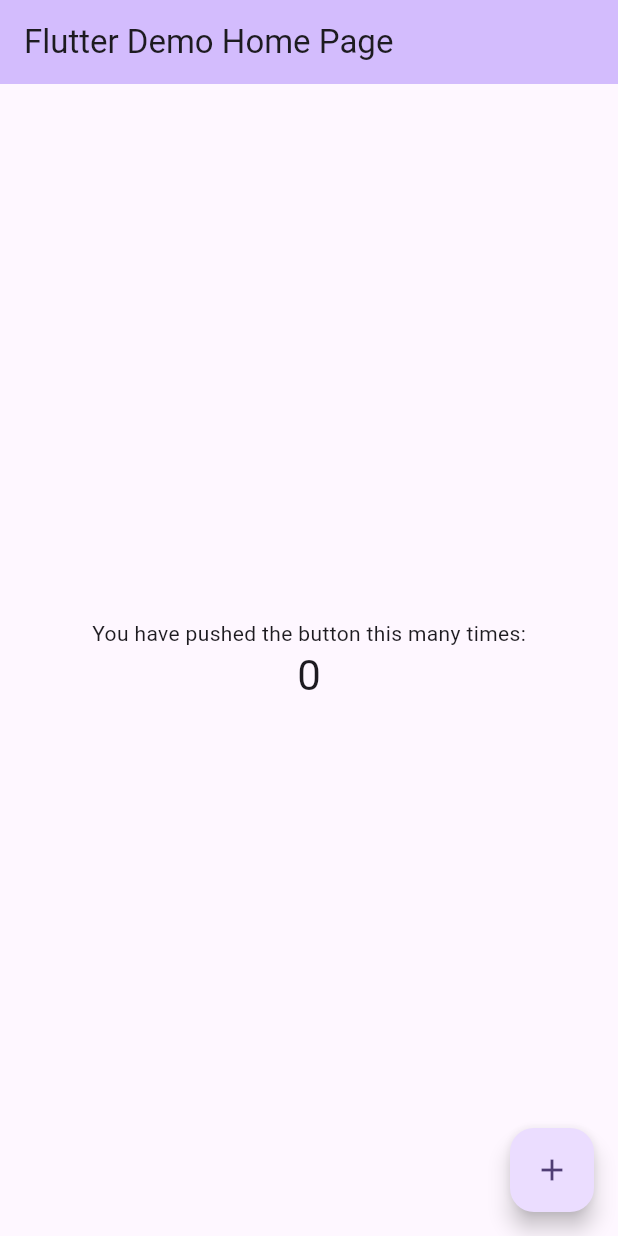
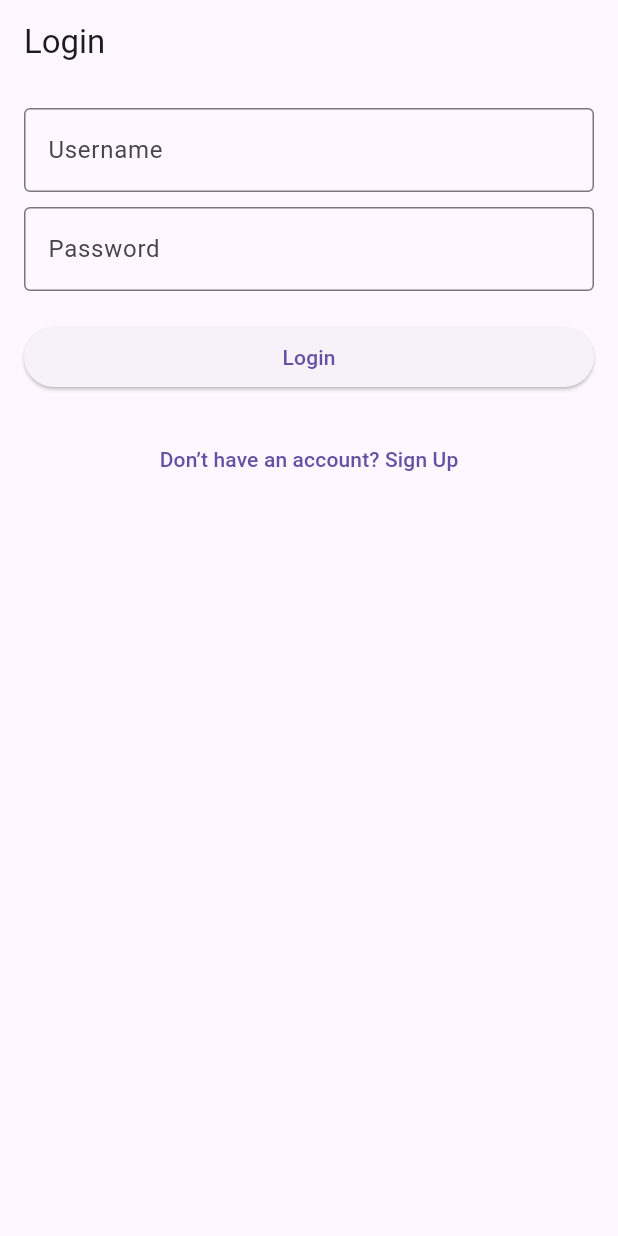
Before and after one commit to saatvik55/Cherizz-App, a Flutter app: the screen it shows after launch, on a phone screen of 412 x 824 dp. Run offline on Flutter 3.47's test engine with Material 3 defaults, Android fonts, the phone set to English and light mode, and no system bars; our stand-ins replace shared_preferences.

Commit message:
added login , home screens and helpers

```diff
--- a/client/lib/main.dart
+++ b/client/lib/main.dart
@@ -1,125 +1,30 @@
+import 'package:client/screens/home_screen.dart';
+import 'package:client/screens/login_screen.dart';
+import 'package:client/utils/storage_helper.dart';
 import 'package:flutter/material.dart';
 
 void main() {
-  runApp(const MyApp());
+  runApp(MyApp());
 }
 
 class MyApp extends StatelessWidget {
-  const MyApp({super.key});
-
-  // This widget is the root of your application.
   @override
   Widget build(BuildContext context) {
     return MaterialApp(
-      title: 'Flutter Demo',
-      theme: ThemeData(
-        // This is the theme of your application.
-        //
-        // TRY THIS: Try running your application with "flutter run". You'll see
-        // the application has a purple toolbar. Then, without quitting the app,
-        // try changing the seedColor in the colorScheme below to Colors.green
-        // and then invoke "hot reload" (save your changes or press the "hot
-        // reload" button in a Flutter-supported IDE, or press "r" if you used
-        // the command line to start the app).
-        //
-        // Notice that the counter didn't reset back to zero; the application
-        // state is not lost during the reload. To reset the state, use hot
-        // restart instead.
-        //
-        // This works for code too, not just values: Most code changes can be
-        // tested with just a hot reload.
-        colorScheme: ColorScheme.fromSeed(seedColor: Colors.deepPurple),
-        useMaterial3: true,
+      title: 'Gratitude Photo Diary',
+      theme: ThemeData(primarySwatch: Colors.blue),
+      home: FutureBuilder<String?>(
+        future: StorageHelper.getToken(),
+        builder: (context, snapshot) {
+          if (snapshot.connectionState == ConnectionState.waiting) {
+            return CircularProgressIndicator();
+          } else if (snapshot.data != null) {
+            return HomeScreen();
+          } else {
+            return LoginScreen();
+          }
+        },
       ),
-      home: const MyHomePage(title: 'Flutter Demo Home Page'),
     );
   }
 }
-
-class MyHomePage extends StatefulWidget {
-  const MyHomePage({super.key, required this.title});
-
-  // This widget is the home page of your application. It is stateful, meaning
-  // that it has a State object (defined below) that contains fields that affect
-  // how it looks.
-
-  // This class is the configuration for the state. It holds the values (in this
-  // case the title) provided by the parent (in this case the App widget) and
-  // used by the build method of the State. Fields in a Widget subclass are
-  // always marked "final".
-
-  final String title;
-
-  @override
-  State<MyHomePage> createState() => _MyHomePageState();
-}
-
-class _MyHomePageState extends State<MyHomePage> {
-  int _counter = 0;
-
-  void _incrementCounter() {
-    setState(() {
-      // This call to setState tells the Flutter framework that something has
-      // changed in this State, which causes it to rerun the build method below
-      // so that the display can reflect the updated values. If we changed
-      // _counter without calling setState(), then the build method would not be
-      // called again, and so nothing would appear to happen.
-      _counter++;
-    });
-  }
-
-  @override
-  Widget build(BuildContext context) {
-    // This method is rerun every time setState is called, for instance as done
-    // by the _incrementCounter method above.
-    //
-    // The Flutter framework has been optimized to make rerunning build methods
-    // fast, so that you can just rebuild anything that needs updating rather
-    // than having to individually change instances of widgets.
-    return Scaffold(
-      appBar: AppBar(
-        // TRY THIS: Try changing the color here to a specific color (to
-        // Colors.amber, perhaps?) and trigger a hot reload to see the AppBar
-        // change color while the other colors stay the same.
-        backgroundColor: Theme.of(context).colorScheme.inversePrimary,
-        // Here we take the value from the MyHomePage object that was created by
-        // the App.build method, and use it to set our appbar title.
-        title: Text(widget.title),
-      ),
-      body: Center(
-        // Center is a layout widget. It takes a single child and positions it
-        // in the middle of the parent.
-        child: Column(
-          // Column is also a layout widget. It takes a list of children and
-          // arranges them vertically. By default, it sizes itself to fit its
-          // children horizontally, and tries to be as tall as its parent.
-          //
-          // Column has various properties to control how it sizes itself and
-          // how it positions its children. Here we use mainAxisAlignment to
-          // center the children vertically; the main axis here is the vertical
-          // axis because Columns are vertical (the cross axis would be
-          // horizontal).
-          //
-          // TRY THIS: Invoke "debug painting" (choose the "Toggle Debug Paint"
-          // action in the IDE, or press "p" in the console), to see the
-          // wireframe for each widget.
-          mainAxisAlignment: MainAxisAlignment.center,
-          children: <Widget>[
-            const Text(
-              'You have pushed the button this many times:',
-            ),
-            Text(
-              '$_counter',
-              style: Theme.of(context).textTheme.headlineMedium,
-            ),
-          ],
-        ),
-      ),
-      floatingActionButton: FloatingActionButton(
-        onPressed: _incrementCounter,
-        tooltip: 'Increment',
-        child: const Icon(Icons.add),
-      ), // This trailing comma makes auto-formatting nicer for build methods.
-    );
-  }
-}
--- /dev/null
+++ b/client/lib/screens/login_screen.dart
@@ -0,0 +1,130 @@
+import 'package:client/screens/signup_screen.dart';
+import 'package:flutter/material.dart';
+import '../services/auth_service.dart';
+import 'home_screen.dart';
+
+class LoginScreen extends StatefulWidget {
+  const LoginScreen({super.key});
+
+  @override
+  _LoginScreenState createState() => _LoginScreenState();
+}
+
+class _LoginScreenState extends State<LoginScreen> {
+  final TextEditingController _usernameController = TextEditingController();
+  final TextEditingController _passwordController = TextEditingController();
+  final GlobalKey<FormState> _formKey = GlobalKey<FormState>();
+  bool _isLoading = false;
+
+  @override
+  void dispose() {
+    // Dispose controllers to free resources
+    _usernameController.dispose();
+    _passwordController.dispose();
+    super.dispose();
+  }
+
+  Future<void> _login() async {
+    if (!_formKey.currentState!.validate()) {
+      return; // Return early if form validation fails
+    }
+
+    setState(() {
+      _isLoading = true;
+    });
+
+    try {
+      String token = await AuthService.login(
+        _usernameController.text,
+        _passwordController.text,
+      );
+
+      // Navigate to HomeScreen on success
+      Navigator.pushReplacement(
+        context,
+        MaterialPageRoute(builder: (context) => HomeScreen()),
+      );
+    } catch (e) {
+      // Show a snackbar for errors
+      WidgetsBinding.instance.addPostFrameCallback((_) {
+        ScaffoldMessenger.of(context).showSnackBar(
+          SnackBar(content: Text('Login failed: ${e.toString()}')),
+        );
+      });
+    } finally {
+      setState(() {
+        _isLoading = false;
+      });
+    }
+  }
+
+  @override
+  Widget build(BuildContext context) {
+    return Scaffold(
+      appBar: AppBar(
+        title: const Text('Login'),
+      ),
+      body: Padding(
+        padding: const EdgeInsets.all(16.0),
+        child: Form(
+          key: _formKey,
+          child: Column(
+            crossAxisAlignment: CrossAxisAlignment.stretch,
+            children: [
+              TextFormField(
+                controller: _usernameController,
+                decoration: const InputDecoration(
+                  labelText: 'Username',
+                  border: OutlineInputBorder(),
+                ),
+                validator: (value) {
+                  if (value == null || value.trim().isEmpty) {
+                    return 'Username is required.';
+                  }
+                  return null;
+                },
+              ),
+              const SizedBox(height: 10),
+              TextFormField(
+                controller: _passwordController,
+                decoration: const InputDecoration(
+                  labelText: 'Password',
+                  border: OutlineInputBorder(),
+                ),
+                obscureText: true,
+                validator: (value) {
+                  if (value == null || value.trim().isEmpty) {
+                    return 'Password is required.';
+                  }
+                  return null;
+                },
+              ),
+              const SizedBox(height: 20),
+              ElevatedButton(
+                onPressed: _isLoading ? null : _login,
+                child: _isLoading
+                    ? const CircularProgressIndicator(
+                  color: Colors.white,
+                  strokeWidth: 2,
+                )
+                    : const Text('Login'),
+              ),
+              const SizedBox(height: 20),
+              TextButton(
+                onPressed: () {
+                  Navigator.push(
+                    context,
+                    MaterialPageRoute(
+                      builder: (context) => SignupScreen(),
+                    ),
+                  );
+                },
+                child: const Text('Don’t have an account? Sign Up'),
+              ),
+            ],
+          ),
+        ),
+      ),
+    );
+  }
+}
--- /dev/null
+++ b/client/lib/utils/storage_helper.dart
@@ -0,0 +1,20 @@
+import 'package:shared_preferences/shared_preferences.dart';
+
+class StorageHelper {
+  static const String _tokenKey = 'auth_token';
+
+  static Future<void> saveToken(String token) async {
+    final prefs = await SharedPreferences.getInstance();
+    await prefs.setString(_tokenKey, token);
+  }
+
+  static Future<String?> getToken() async {
+    final prefs = await SharedPreferences.getInstance();
+    return prefs.getString(_tokenKey);
+  }
+
+  static Future<void> clearToken() async {
+    final prefs = await SharedPreferences.getInstance();
+    await prefs.remove(_tokenKey);
+  }
+}
```
Also changed, not shown: client/lib/screens/home_screen.dart (added, +38 -0 lines), client/lib/screens/signup_screen.dart (added, +73 -0 lines), client/pubspec.yaml (+3 -76 lines), client/lib/models/user.dart (added), client/lib/widgets/custom_button.dart (added), client/pubspec.lock, 4 other files.
